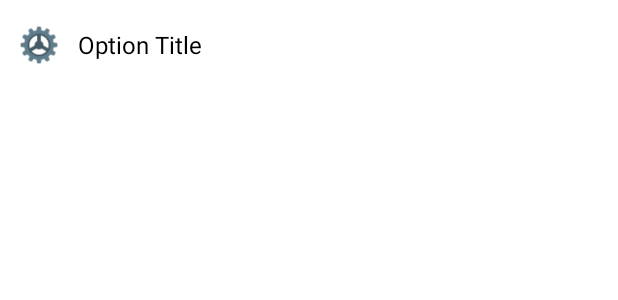
After one commit to rohitbalage/rohit_balage_app, an Android app: the layout item_settings.xml on its own in the app's theme, with its tools: preview values and no code run, on a phone screen of 412 x 824 dp. The commit adds this screen. Shown: the top 300 px of the screen. Run offline under Robolectric (Android 15) with nearby library versions, the phone set to English and light mode, and no system bars.

Commit message:
added settings option

```diff
--- /dev/null
+++ b/app/src/main/res/layout/item_settings.xml
@@ -0,0 +1,32 @@
+<?xml version="1.0" encoding="utf-8"?>
+<LinearLayout xmlns:android="http://schemas.android.com/apk/res/android"
+    android:layout_width="match_parent"
+    android:layout_height="60dp"
+    android:orientation="horizontal"
+    android:gravity="center_vertical"
+    android:padding="12dp"
+    android:background="?android:attr/selectableItemBackground">
+
+    <ImageView
+        android:id="@+id/item_icon"
+        android:layout_width="28dp"
+        android:layout_height="28dp"
+        android:contentDescription="@string/app_name"
+        android:src="@drawable/setting_icon" />
+
+    <TextView
+        android:id="@+id/item_title"
+        android:layout_width="0dp"
+        android:layout_height="wrap_content"
+        android:layout_weight="1"
+        android:layout_marginStart="12dp"
+        android:text="Option Title"
+        android:textSize="16sp"
+        android:textColor="@android:color/black" />
+
+    <Switch
+        android:id="@+id/item_toggle"
+        android:layout_width="wrap_content"
+        android:layout_height="wrap_content"
+        android:visibility="gone" />
+</LinearLayout>
```
Also changed, not shown: app/src/main/java/com/rrbofficial/rohitbalage/ui/settings/SettingAdapter.kt (added, +47 -0 lines), app/src/main/java/com/rrbofficial/rohitbalage/ui/settings/SettingsFragment.kt (+24 -43 lines), app/src/main/java/com/rrbofficial/rohitbalage/ui/settings/SettingsItem.kt (added, +8 -0 lines), app/src/main/res/layout/fragment_settings.xml (+12 -9 lines), app/src/main/res/drawable/facebookicon.png (added), app/src/main/res/drawable/instagramicon.png (added), app/src/main/res/drawable/photosicon.png (added), app/src/main/res/drawable/xicon.png (added).
